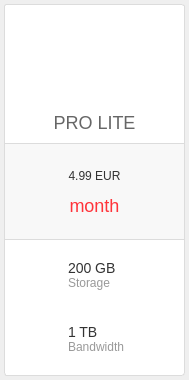
meganz/MEGAsync, file src/MEGASync/gui/linux/PlanWidget.ui: the form before one commit.
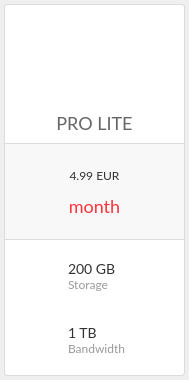
The form after the commit. Icons and pictures are not drawn.

Commit message: Use Lato font along the whole app

What changed in the file:
```diff
--- a/src/MEGASync/gui/linux/PlanWidget.ui
+++ b/src/MEGASync/gui/linux/PlanWidget.ui
@@ -53,40 +53,40 @@
 
 #lTip
 {
-  font-family: HelveticaNeue;
+  font-family: Lato;
   font-size: 13px;
   color: #fe2229;	
 }
 
 #lProPlan
 {
-  font-family: HelveticaNeue;
+  font-family: Lato;
   font-size: 18px;
   color: #666666;
 }
 
 #lPeriod
 {
-  font-family: HelveticaNeue;
+  font-family: Lato;
   font-size: 18px;
   color: #ff333a;
 }
 
 #lPrice
 {
-  font-family: HelveticaNeue;
+  font-family: Lato;
   color: #333333;
 }
 
 #lStorageInfo, #lBandWidthInfo
 {
-  font-family: HelveticaNeue;
+  font-family: Lato;
   font-size: 14px;
   color: #333333;
 }
 #lStorage, #lBandWidth
 {
-  font-family: HelveticaNeue;
+  font-family: Lato;
   font-size: 12px;
   color: #999999; 
 }
```
The commit also changes 62 other files.
